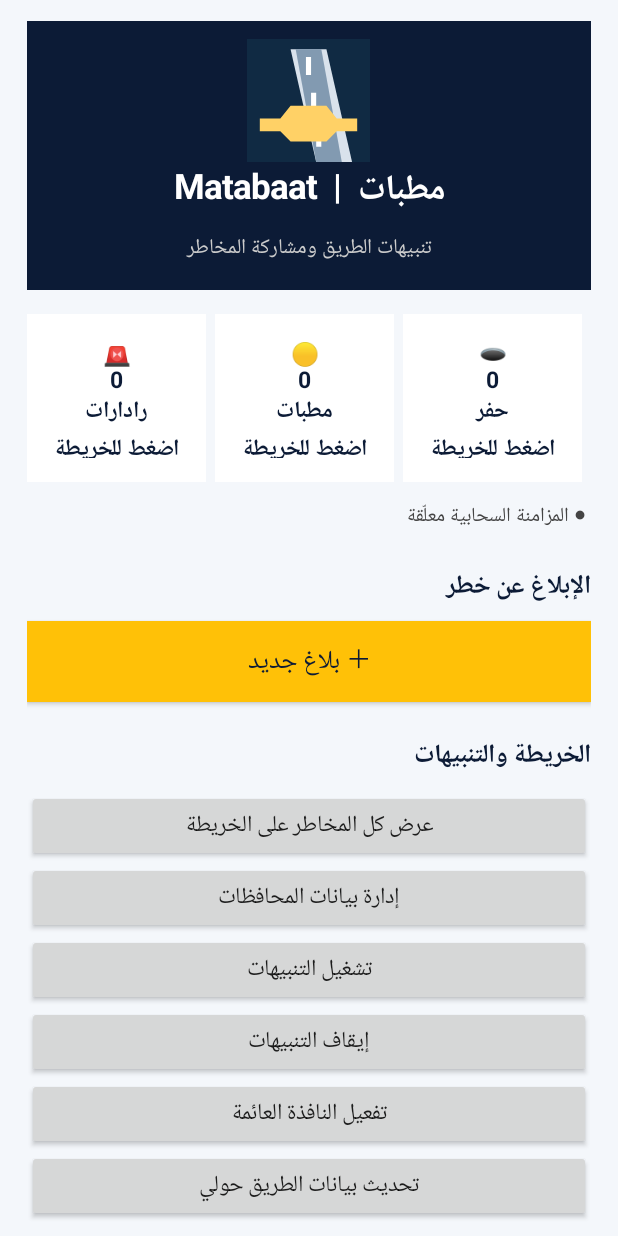
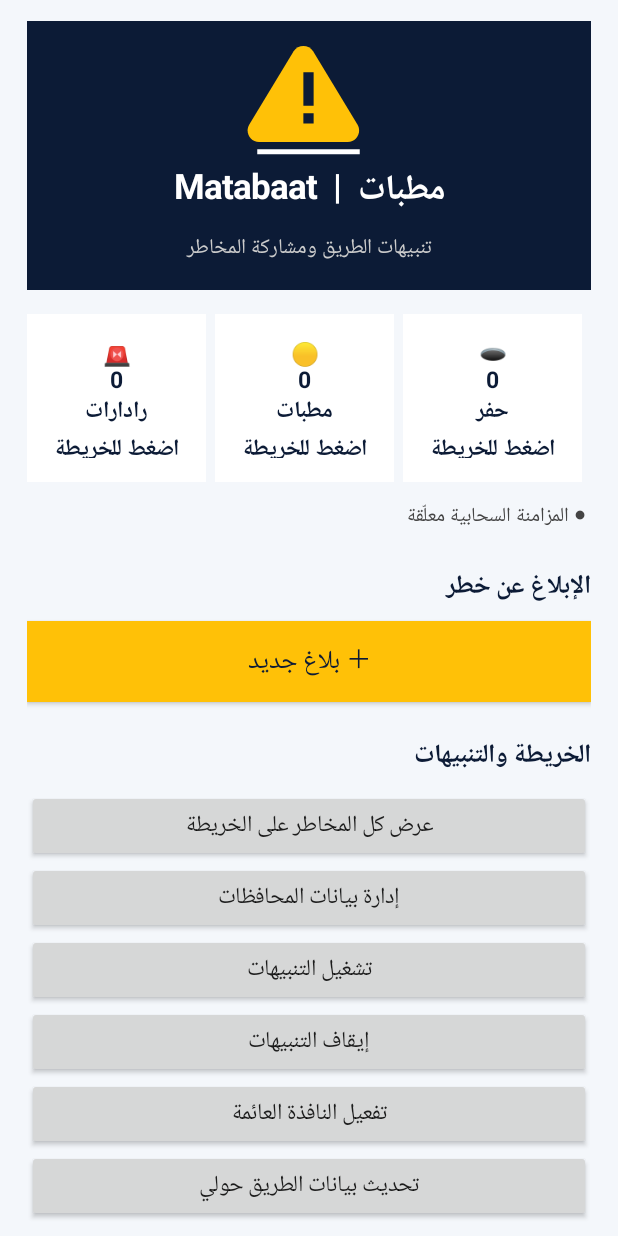
Before and after one commit to 3mar4ehab/Matabaat, an Android app: the screen it shows after launch (MainActivity), on a phone screen of 412 x 824 dp. Run offline under Robolectric (Android 15) with nearby library versions, the phone set to English and light mode, and no system bars; our stand-ins replace Firebase (no records; nobody signed in at launch, a user with empty details on screens opened directly).

Commit message:
Refresh launcher icon with Matabaat warning palette

```diff
--- a/app/src/main/res/drawable/ic_matabaat.xml
+++ b/app/src/main/res/drawable/ic_matabaat.xml
@@ -3,9 +3,8 @@
     android:height="48dp"
     android:viewportWidth="48"
     android:viewportHeight="48">
-    <path android:fillColor="#102A43" android:pathData="M0,0h48v48h-48z" />
-    <path android:fillColor="#D9E2EC" android:pathData="M17,4h14l10,44h-14z" />
-    <path android:fillColor="#829AB1" android:pathData="M19,4h10l8,44h-10z" />
-    <path android:fillColor="#FFFFFF" android:pathData="M23,7h2v7h-2zM25,21h2v7h-2zM27,35h2v7h-2z" />
-    <path android:fillColor="#FFD166" android:pathData="M5,31h8l4,-5h14l4,5h8v5h-8l-4,4h-14l-4,-4h-8z" />
+    <path android:fillColor="#0C1B36" android:pathData="M0,0h48v48h-48z"/>
+    <path android:fillColor="#FFC107" android:pathData="M18.2,4.8C19.9,2 24.1,2 25.8,4.8L43.1,33.4C44.9,36.4 42.8,40.2 39.3,40.2H4.7C1.2,40.2 -0.9,36.4 0.9,33.4Z"/>
+    <path android:fillColor="#0C1B36" android:pathData="M22,13h4v13h-4zM22,29h4v4h-4z"/>
+    <path android:fillColor="#FFFFFF" android:pathData="M4,43h40v2H4z"/>
 </vector>
```
